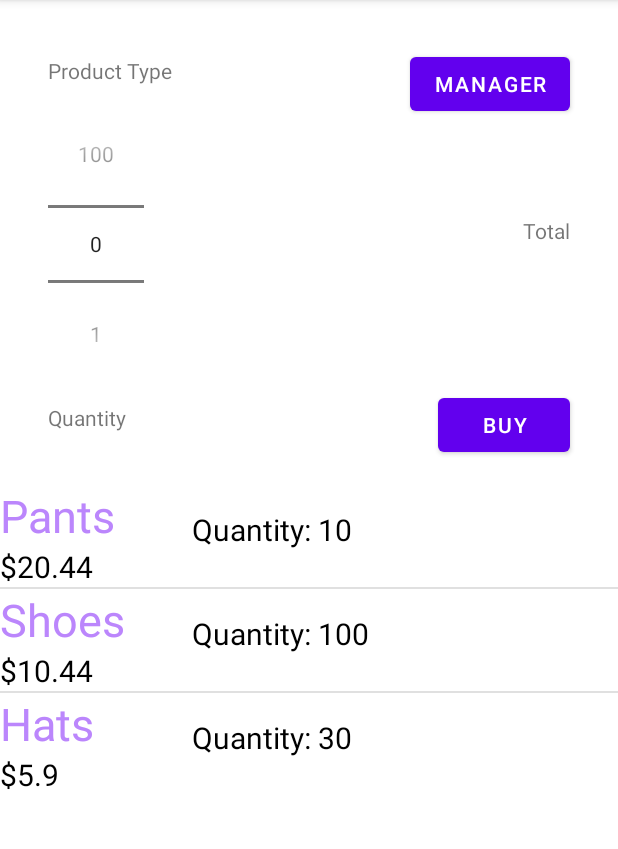
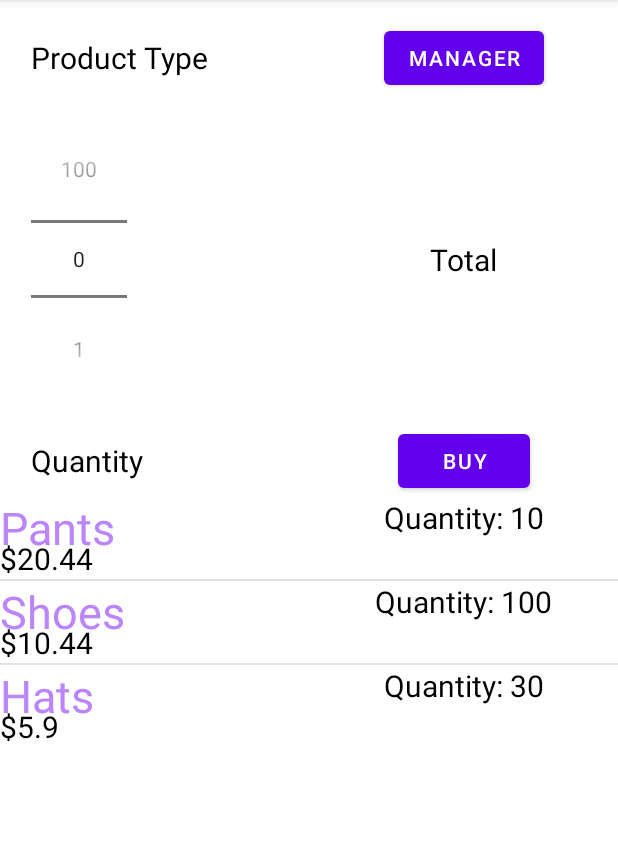
Before and after one commit to Dwrulesalot/Cash-Register-Application, an Android app: the screen it shows after launch (MainActivity), on a phone screen of 412 x 824 dp, the part 84-933 px from its top. Run offline under Robolectric (Android 15) with nearby library versions, the phone set to English and light mode, and no system bars.

Commit message:
all layouts now constraint layout

```diff
--- a/app/src/main/res/layout/activity_main.xml
+++ b/app/src/main/res/layout/activity_main.xml
@@ -1,86 +1,145 @@
 <?xml version="1.0" encoding="utf-8"?>
-<androidx.constraintlayout.widget.ConstraintLayout xmlns:android="http://schemas.android.com/apk/res/android"
+<androidx.constraintlayout.widget.ConstraintLayout
+    xmlns:android="http://schemas.android.com/apk/res/android"
     xmlns:app="http://schemas.android.com/apk/res-auto"
     xmlns:tools="http://schemas.android.com/tools"
     android:layout_width="match_parent"
     android:layout_height="match_parent"
     tools:context=".MainActivity">
 
-    <!--Horizontal bias + Vertical Bias for flipping-->
+    <androidx.constraintlayout.widget.Guideline
+        android:id="@+id/verticalGuideline1"
+        android:layout_width="wrap_content"
+        android:layout_height="wrap_content"
+
+        android:orientation="vertical"
+        app:layout_constraintGuide_percent=".05"
+        />
+
+    <androidx.constraintlayout.widget.Guideline
+        android:id="@+id/verticalGuideline2"
+        android:layout_width="wrap_content"
+        android:layout_height="wrap_content"
+
+        android:orientation="vertical"
+        app:layout_constraintGuide_percent=".6"
+        />
+
+    <androidx.constraintlayout.widget.Guideline
+        android:id="@+id/verticalGuideline3"
+        android:layout_width="wrap_content"
+        android:layout_height="wrap_content"
+
+        android:orientation="vertical"
+        app:layout_constraintGuide_percent=".9"
+        />
+
+
+    <androidx.constraintlayout.widget.Guideline
+        android:id="@+id/horizontalGuideline1"
+        android:layout_width="wrap_content"
+        android:layout_height="wrap_content"
+
+        android:orientation="horizontal"
+        app:layout_constraintGuide_percent=".1"
+        />
+
+    <androidx.constraintlayout.widget.Guideline
+        android:id="@+id/horizontalGuideline2"
+        android:layout_width="wrap_content"
+        android:layout_height="wrap_content"
+
+        android:orientation="horizontal"
+        app:layout_constraintGuide_percent=".35"
+        />
+
+    <androidx.constraintlayout.widget.Guideline
+        android:id="@+id/horizontalGuideline3"
+        android:layout_width="wrap_content"
+        android:layout_height="wrap_content"
+
+        android:orientation="horizontal"
+        app:layout_constraintGuide_percent=".45"
+        />
+
+
     <TextView
         android:id="@+id/selectedProduct"
         android:layout_width="wrap_content"
         android:layout_height="wrap_content"
-        android:layout_marginStart="32dp"
         android:text="Product Type"
-        app:layout_constraintBottom_toBottomOf="parent"
-        app:layout_constraintLeft_toLeftOf="parent"
-        app:layout_constraintRight_toRightOf="parent"
-        app:layout_constraintStart_toStartOf="parent"
+        android:textColor="@color/black"
+        android:textSize="20sp"
+
+
+        app:layout_constraintLeft_toLeftOf="@id/verticalGuideline1"
         app:layout_constraintTop_toTopOf="parent"
-        app:layout_constraintHorizontal_bias="0.3"
-        app:layout_constraintVertical_bias="0.05" />
+        app:layout_constraintBottom_toBottomOf="@id/horizontalGuideline1"/>
 
-    <!--Defined margins enough for flipping? -need to change this to use only layout_constraint? -->
     <Button
         android:id="@+id/managerButton"
         android:layout_width="wrap_content"
         android:layout_height="wrap_content"
-        android:layout_marginRight="32dp"
-        android:layout_marginTop="32dp"
         android:text="Manager"
-        app:layout_constraintRight_toRightOf="parent"
+        app:layout_constraintLeft_toLeftOf="@id/verticalGuideline2"
         app:layout_constraintTop_toTopOf="parent"
-        app:layout_constraintHorizontal_bias="0.3"
-        app:layout_constraintVertical_bias="0.05"/>
+        app:layout_constraintRight_toRightOf="@id/verticalGuideline3"
+        app:layout_constraintBottom_toBottomOf="@id/horizontalGuideline1"
+        />
 
     <NumberPicker
         android:id="@+id/quantityNumberPicker"
         android:layout_width="wrap_content"
         android:layout_height="wrap_content"
-        android:layout_marginStart="32dp"
-        android:layout_marginTop="16dp"
-        app:layout_constraintStart_toStartOf="parent"
-        app:layout_constraintTop_toBottomOf="@+id/selectedProduct" />
+        app:layout_constraintLeft_toLeftOf="@id/verticalGuideline1"
+        app:layout_constraintTop_toBottomOf="@id/horizontalGuideline1"
+        app:layout_constraintBottom_toBottomOf="@id/horizontalGuideline2"/>
 
     <TextView
         android:id="@+id/totalAmount"
         android:layout_width="wrap_content"
         android:layout_height="wrap_content"
-        android:layout_marginTop="64dp"
-        android:layout_marginRight="32dp"
+        android:textColor="@color/black"
+        android:textSize="20sp"
         android:text="Total"
-        app:layout_constraintEnd_toEndOf="parent"
-        app:layout_constraintTop_toBottomOf="@+id/managerButton" />
+        app:layout_constraintLeft_toLeftOf="@id/verticalGuideline2"
+        app:layout_constraintTop_toBottomOf="@id/horizontalGuideline1"
+        app:layout_constraintBottom_toBottomOf="@id/horizontalGuideline2"
+        app:layout_constraintRight_toRightOf="@id/verticalGuideline3"
+        />
 
     <TextView
         android:id="@+id/selectedQuantity"
         android:layout_width="wrap_content"
         android:layout_height="wrap_content"
         android:text="Quantity"
-        android:layout_marginStart="32dp"
-        android:layout_marginTop="16dp"
-        app:layout_constraintStart_toStartOf="parent"
-        app:layout_constraintTop_toBottomOf="@+id/quantityNumberPicker" />
+        android:textColor="@color/black"
+        android:textSize="20sp"
+        app:layout_constraintLeft_toLeftOf="@id/verticalGuideline1"
+        app:layout_constraintTop_toBottomOf="@id/horizontalGuideline2"
+        app:layout_constraintBottom_toBottomOf="@id/horizontalGuideline3"
+        />
 
     <Button
         android:id="@+id/buyButton"
         android:layout_width="wrap_content"
         android:layout_height="wrap_content"
-        android:layout_marginTop="96dp"
-        android:layout_marginEnd="32dp"
         android:text="Buy"
-        app:layout_constraintEnd_toEndOf="parent"
-        app:layout_constraintTop_toBottomOf="@+id/totalAmount" />
+
+        app:layout_constraintLeft_toLeftOf="@id/verticalGuideline2"
+        app:layout_constraintTop_toBottomOf="@id/horizontalGuideline2"
+        app:layout_constraintRight_toRightOf="@id/verticalGuideline3"
+        app:layout_constraintBottom_toBottomOf="@id/horizontalGuideline3"
+        />
 
 
 
     <ListView
         tools:context=".MainActivity"
         android:id="@+id/purchaseList"
-        android:layout_width="wrap_content"
+        android:layout_width="match_parent"
         android:layout_height="wrap_content"
-        android:layout_marginTop="16dp"
+
         app:layout_constraintEnd_toEndOf="parent"
         app:layout_constraintTop_toBottomOf="@+id/buyButton" />
 
--- a/app/src/main/res/layout/activity_restock.xml
+++ b/app/src/main/res/layout/activity_restock.xml
@@ -13,7 +13,7 @@
         android:id="@+id/purchaseList"
         android:layout_width="wrap_content"
         android:layout_height="wrap_content"
-        android:layout_marginTop="16dp"
+
         app:layout_constraintEnd_toEndOf="parent"
         app:layout_constraintTop_toTopOf="parent"/>
 
--- a/app/src/main/res/layout/history_item_layout.xml
+++ b/app/src/main/res/layout/history_item_layout.xml
@@ -1,12 +1,11 @@
 <?xml version="1.0" encoding="utf-8"?>
 <androidx.constraintlayout.widget.ConstraintLayout xmlns:android="http://schemas.android.com/apk/res/android"
     android:layout_width="match_parent"
-    android:layout_height="match_parent"
+    android:layout_height="wrap_content"
     xmlns:tools="http://schemas.android.com/tools"
     xmlns:app="http://schemas.android.com/apk/res-auto"
     tools:context=".HistoryActivity">
 
-    <!--removed app:layout_constraintBottom_toTopOf="@id/guideline2"-->
     <TextView
         android:id="@+id/historyProductName"
         android:layout_width="match_parent"
@@ -47,7 +46,7 @@
         android:layout_height="wrap_content"
 
         android:orientation="horizontal"
-        app:layout_constraintGuide_percent=".1"
+        app:layout_constraintGuide_percent=".5"
         />
 
     <TextView
@@ -58,7 +57,7 @@
         android:textSize="20sp"
 
         android:text="Quantity"
-        app:layout_constraintBottom_toBottomOf="@id/guideline2"
+        app:layout_constraintBottom_toBottomOf="parent"
         ></TextView>
 
 
--- a/app/src/main/res/layout/stock_base_adapter_row_layout.xml
+++ b/app/src/main/res/layout/stock_base_adapter_row_layout.xml
@@ -1,55 +1,64 @@
 <?xml version="1.0" encoding="utf-8"?>
-<androidx.constraintlayout.widget.ConstraintLayout xmlns:android="http://schemas.android.com/apk/res/android"
+<androidx.constraintlayout.widget.ConstraintLayout
+    xmlns:android="http://schemas.android.com/apk/res/android"
     android:layout_width="match_parent"
     android:layout_height="wrap_content"
     xmlns:app="http://schemas.android.com/apk/res-auto"
-    android:weightSum="3"
-    >
+        >
 
-    <!-- I need to change this from a linear layout to constraint layout-->
-    <LinearLayout
-        android:id="@+id/linearLayout"
+    <TextView
+        android:id="@+id/purchaseList_productName"
+        android:layout_width="match_parent"
+        android:layout_height="wrap_content"
+        android:textColor="@color/purple_200"
+        android:textSize="30sp"
+        android:text="Product Type"
+
+        app:layout_constraintEnd_toEndOf="@id/guideline1"
+        app:layout_constraintStart_toStartOf="parent"
+        app:layout_constraintTop_toTopOf="parent"></TextView>
+
+    <androidx.constraintlayout.widget.Guideline
+        android:id="@+id/guideline1"
         android:layout_width="wrap_content"
         android:layout_height="wrap_content"
-        android:layout_weight="@integer/material_motion_duration_long_2"
+
         android:orientation="vertical"
-        app:layout_constraintStart_toStartOf="parent"
-        app:layout_constraintTop_toTopOf="parent">
-
-        <TextView
-            android:id="@+id/purchaseList_productName"
-            android:layout_width="wrap_content"
-            android:layout_height="wrap_content"
-            android:text="Product Name"
-            android:textColor="@color/purple_200"
-            android:textSize="30sp"
-            app:layout_constraintEnd_toEndOf="parent"
-            app:layout_constraintStart_toStartOf="parent"
-            app:layout_constraintTop_toTopOf="parent" />
-
-        <TextView
-            android:id="@+id/purchaseList_price"
-            android:layout_width="wrap_content"
-            android:layout_height="wrap_content"
-            android:text="product price"
-            android:textColor="@color/black"
-            android:textSize="20sp"
-            app:layout_constraintEnd_toEndOf="parent"
-            app:layout_constraintStart_toStartOf="parent"
-            app:layout_constraintTop_toTopOf="parent" />
-    </LinearLayout>
+        app:layout_constraintGuide_percent=".5"
+        />
 
     <TextView
         android:id="@+id/purchaseList_quantity"
         android:layout_width="wrap_content"
         android:layout_height="wrap_content"
-        android:layout_marginTop="16dp"
-        android:layout_marginStart="128dp"
-        android:text="Current Stock"
         android:textColor="@color/black"
         android:textSize="20sp"
+        android:text="Quantity"
+
+        app:layout_constraintBottom_toTopOf="@id/guideline2"
         app:layout_constraintEnd_toEndOf="parent"
-        app:layout_constraintRight_toRightOf="parent"
-        app:layout_constraintStart_toStartOf="@+id/linearLayout"
-        app:layout_constraintTop_toTopOf="parent" />
+        app:layout_constraintStart_toStartOf="@id/guideline1"
+        app:layout_constraintTop_toTopOf="parent" ></TextView>
+
+    <androidx.constraintlayout.widget.Guideline
+        android:id="@+id/guideline2"
+        android:layout_width="wrap_content"
+        android:layout_height="wrap_content"
+
+        android:orientation="horizontal"
+        app:layout_constraintGuide_percent=".5"
+        />
+
+    <TextView
+        android:id="@+id/purchaseList_price"
+        android:layout_width="match_parent"
+        android:layout_height="wrap_content"
+        android:textColor="@color/black"
+        android:textSize="20sp"
+
+        android:text="Product Price"
+        app:layout_constraintBottom_toBottomOf="parent"
+        app:layout_constraintStart_toStartOf="parent"
+        ></TextView>
+
 </androidx.constraintlayout.widget.ConstraintLayout>
```
